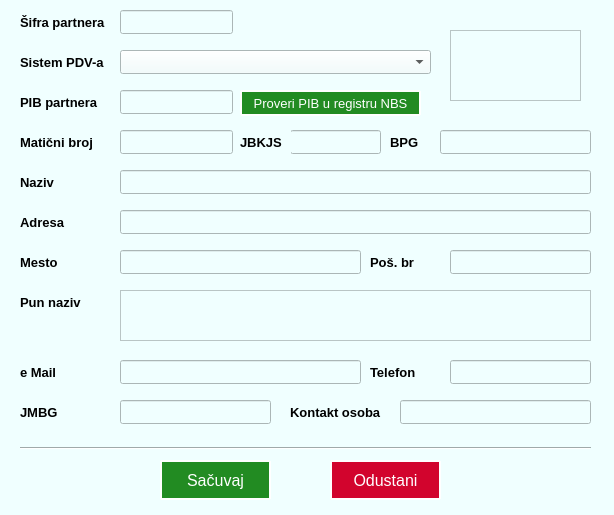
Above: ui/noviPartner.ui from ljuba17/desktop_pos before the change. Below: the same form after it.
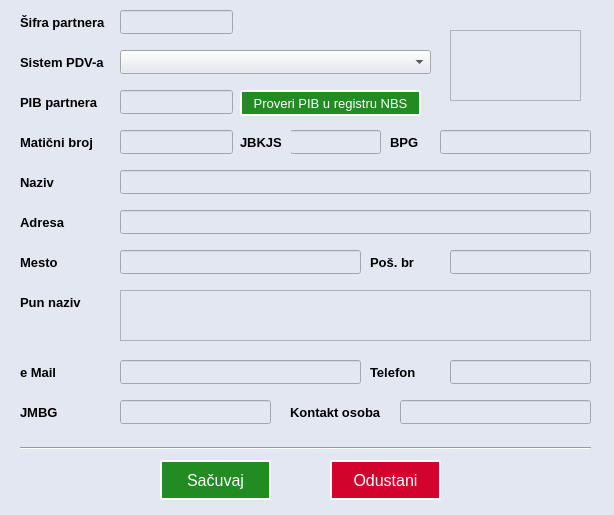
That is the form after the change. Icons and pictures are not drawn.

Patch:
```diff
--- a/ui/noviPartner.ui
+++ b/ui/noviPartner.ui
@@ -32,7 +32,7 @@
     </rect>
    </property>
    <property name="styleSheet">
-    <string notr="true">background-color: rgb(240, 255, 255);</string>
+    <string notr="true">background-color: #e3e7f1;</string>
    </property>
    <widget class="QLabel" name="label">
     <property name="geometry">
```
